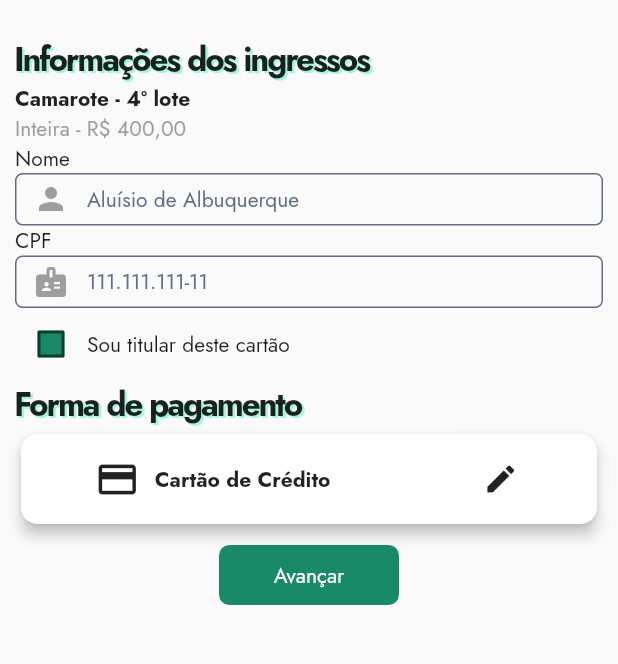
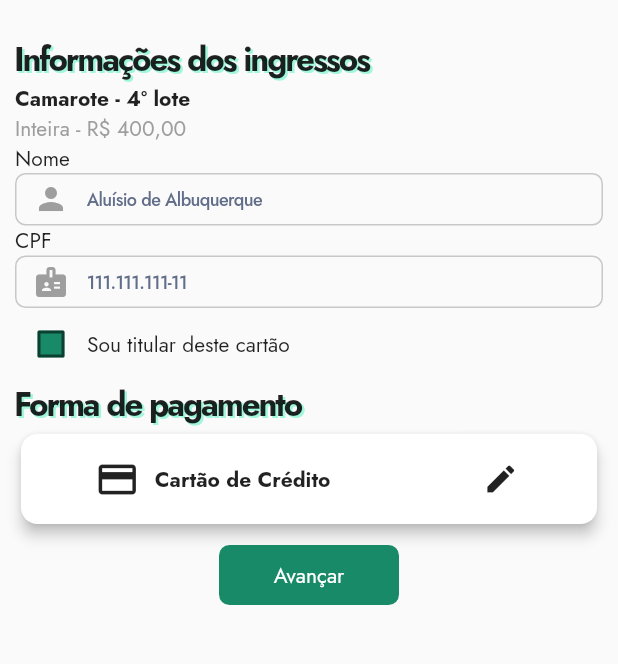
Before and after one commit to MatheusAGomes/dibs, a Flutter app: the InfoPedidoScreen screen opened directly, on a phone screen of 412 x 824 dp, the part 64-728 px from its top. Run offline on Flutter 3.47's test engine with Material 2 defaults, Android fonts, the phone set to English and light mode, and no system bars; drawn by our look-alikes of loader_overlay; our stand-ins replace animated_toggle_switch, dio, flutter_svg, fluttertoast, font_awesome_flutter, google_fonts and 6 more; missing offline and left inert: validatorless; accounts and stored records are empty; generated files the repository leaves out were written again; project files that could hold a hidden picture were left out.

Commit message:
layout finalizado em signin.dart; mudanças em bannerMeuIngresso.dart;

```diff
--- a/lib/private/anuncieIngressoScreen.dart
+++ b/lib/private/anuncieIngressoScreen.dart
@@ -152,7 +152,7 @@ class _AnuncieIngressoScreenState extends State<AnuncieIngressoScreen> {
                                       const EdgeInsets.symmetric(vertical: 10),
                                   child: BannerMeuIngresso(
                                     empresa: false,
-                                    anuncio: false,
+                                    anuncio: true,
                                     image: AssetImage(
                                         'assets/images/PericlesEx.png'),
                                     titulo: 'Patati e Patatá em Osasco',
--- a/lib/private/estruturaScreen.dart
+++ b/lib/private/estruturaScreen.dart
@@ -59,7 +59,7 @@ class _EstruturasScreenState extends State<EstruturasScreen> {
               topRight: Radius.circular(20),
             ),
             child: BottomNavigationBar(
-              selectedFontSize: 14,
+              selectedFontSize: 13,
               unselectedFontSize: 12,
               selectedLabelStyle: TextStyleService.bottomNavigationBar,
               unselectedLabelStyle: TextStyleService.bottomNavigationBar,
@@ -77,9 +77,9 @@ class _EstruturasScreenState extends State<EstruturasScreen> {
                     ),
                     label: 'Tela inicial'),
                 BottomNavigationBarItem(
-                  icon: Icon(FontAwesomeIcons.ticket,
+                  icon: Icon(FontAwesomeIcons.ticketSimple,
                     size: 20,),
-                  label: 'Ingresso',
+                  label: 'Ingressos',
                 ),
                 BottomNavigationBarItem(
                   icon: Icon(FontAwesomeIcons.dollarSign,
--- a/lib/private/infoPedidoScreen.dart
+++ b/lib/private/infoPedidoScreen.dart
@@ -54,7 +54,7 @@ class _InfoPedidoScreenState extends State<InfoPedidoScreen> {
               children: [
                 Text(
                   'Informações dos ingressos',
-                  style: TextStyleService.corSublinhada,
+                  style: TextStyleService.corSublinhadaMainScreen,
                 ),
                 Text('Camarote - 4° lote',
                     style: TextStyle(fontWeight: FontWeight.bold)),
@@ -130,7 +130,7 @@ class _InfoPedidoScreenState extends State<InfoPedidoScreen> {
                 ),
                 Text(
                   'Forma de pagamento',
-                  style: TextStyleService.corSublinhada,
+                  style: TextStyleService.corSublinhadaMainScreen,
                 ),
                 InkWell(
                   onTap: () {
--- a/lib/private/ingressosAnunciados.dart
+++ b/lib/private/ingressosAnunciados.dart
@@ -46,7 +46,7 @@ class _IngressosAnunciadosScreenState extends State<IngressosAnunciadosScreen> {
               crossAxisAlignment: CrossAxisAlignment.start,
               children: [
                 Text('Camarote - 4° Lote',
-                    style: TextStyleService.corSublinhada),
+                    style: TextStyleService.corSublinhadaMainScreen),
                 Divider(),
                 Column(
                     children: List.generate(2, (index) {
--- a/lib/private/mainEmpresa.dart
+++ b/lib/private/mainEmpresa.dart
@@ -183,7 +183,7 @@ class _MainEmpresaScreenState extends State<MainEmpresaScreen> {
                 child: Column(
               crossAxisAlignment: CrossAxisAlignment.start,
               children: [
-                Text('Olá,{Empresa}', style: TextStyleService.corSublinhada),
+                Text('Olá,{Empresa}', style: TextStyleService.corSublinhadaMainScreen),
                 SizedBox(
                   height: MediaQuery.of(context).size.height * 0.02,
                 ),
--- a/lib/private/mainScreen.dart
+++ b/lib/private/mainScreen.dart
@@ -213,7 +213,7 @@ class _MainScreenState extends State<MainScreen> {
                   Row(
                     children: [
                       Text('Eventos mais procurados',
-                          style: TextStyleService.corSublinhada),
+                          style: TextStyleService.corSublinhadaMainScreen),
                     ],
                   ),
                   SizedBox(
@@ -241,7 +241,7 @@ class _MainScreenState extends State<MainScreen> {
                     children: [
                       Text(
                         'Próximos a você',
-                        style: TextStyleService.corSublinhada,
+                        style: TextStyleService.corSublinhadaMainScreen,
                       ),
                     ],
                   ),
@@ -268,7 +268,7 @@ class _MainScreenState extends State<MainScreen> {
                     children: [
                       Text(
                         'Categorias',
-                        style: TextStyleService.corSublinhada,
+                        style: TextStyleService.corSublinhadaMainScreen,
                       ),
                     ],
                   ),
--- a/lib/private/resumoDaCompra.dart
+++ b/lib/private/resumoDaCompra.dart
@@ -50,7 +50,7 @@ class _ResumoDaCompraState extends State<ResumoDaCompra> {
               children: [
                 Text(
                   'Resumo da compra',
-                  style: TextStyleService.corSublinhada,
+                  style: TextStyleService.corSublinhadaMainScreen,
                 ),
                 Text('Ingressos',
                     style: TextStyle(fontWeight: FontWeight.bold)),
--- a/lib/public/auth/auth_screen.dart
+++ b/lib/public/auth/auth_screen.dart
@@ -38,9 +38,9 @@ class _AuthScreenState extends State<AuthScreen> {
           if (auth.estaAutenticado) {
             return SignInScreen();
           } else {
-           return EstruturasScreen();
-          //   return EstruturaEmpresa();
-            // return SignInScreen();
+           // return EstruturasScreen();
+           //  return EstruturaEmpresa();
+            return SignInScreen();
             //return SignUpScreen();
           }
         }
--- a/lib/shared/service/InputDecorationService.dart
+++ b/lib/shared/service/InputDecorationService.dart
@@ -21,25 +21,26 @@ class InputDecorationService {
         vertical: 0,
       ),
       hintStyle: TextStyle(color: ColorService.cinza),
+      // border: InputBorder.none,
       disabledBorder: OutlineInputBorder(
-        borderRadius: BorderRadius.circular(5),
-        borderSide: BorderSide(width: 1, color: ColorService.cinza),
+        borderRadius: BorderRadius.circular(7),
+        borderSide: BorderSide(width: 1, color: Color(0x33000000)),
       ),
       focusedErrorBorder: OutlineInputBorder(
-        borderRadius: BorderRadius.circular(5),
-        borderSide: BorderSide(width: 1, color: Colors.red),
+        borderRadius: BorderRadius.circular(7),
+        borderSide: BorderSide(width: 2, color: Color(0xFFFF3636)),
       ),
       errorBorder: OutlineInputBorder(
-        borderRadius: BorderRadius.circular(5),
-        borderSide: BorderSide(width: 1, color: Colors.red),
+        borderRadius: BorderRadius.circular(7),
+        borderSide: BorderSide(width: 2, color: Color(0xFFFF3636)),
       ),
       enabledBorder: OutlineInputBorder(
-        borderRadius: BorderRadius.circular(5),
-        borderSide: BorderSide(width: 1, color: ColorService.cinza),
+        borderRadius: BorderRadius.circular(7),
+        borderSide: BorderSide(width: 1, color: Color(0x33000000)),
       ),
       focusedBorder: OutlineInputBorder(
-        borderRadius: BorderRadius.circular(5),
-        borderSide: BorderSide(width: 1, color: ColorService.azul),
+        borderRadius: BorderRadius.circular(7),
+        borderSide: BorderSide(width: 1, color: Color(0x80000000)),
       ),
     );
   }
--- a/lib/shared/service/colorService.dart
+++ b/lib/shared/service/colorService.dart
@@ -2,9 +2,11 @@ import 'dart:ui';
 
 class ColorService {
   static Color verde = const Color(0xFF198A68);
+  static Color vermelho = const Color(0xFFCC1E1E);
   static Color cinza = const Color(0xFF616D89);
   static Color warning = const Color(0xFFF77E17);
   static Color azul = const Color(0xFF00216D);
   static Color dourado =  const Color(0xFFD1AC66);
+  static Color cinzaBannerIngresso = Color(0x8A000000);
 
 }
--- a/lib/shared/service/textStyle.dart
+++ b/lib/shared/service/textStyle.dart
@@ -15,7 +15,81 @@ class TextStyleService {
       )
   );
 
-  static TextStyle corSublinhada = GoogleFonts.jost(
+  static TextStyle defaultTextField = GoogleFonts.jost(
+      textStyle: const TextStyle(
+        fontWeight: FontWeight.w500,
+        letterSpacing: -0.41,
+        fontSize: 12
+      )
+  );
+
+  static TextStyle defaultSignIn = GoogleFonts.jost(
+      textStyle: const TextStyle(
+          fontWeight: FontWeight.w500,
+          letterSpacing: -0.41,
+          fontSize: 17,
+          height: 1
+      )
+  );
+
+  static TextStyle greenSignIn = GoogleFonts.jost(
+      textStyle: const TextStyle(
+          fontWeight: FontWeight.w500,
+          letterSpacing: -0.41,
+          fontSize: 17,
+          height: 1,
+          color: Color(0xFF198A68),
+          decoration: TextDecoration.underline
+      )
+  );
+
+  static TextStyle labelSignIn = GoogleFonts.jost(
+      textStyle: const TextStyle(
+          fontWeight: FontWeight.w600,
+          letterSpacing: -0.41,
+          fontSize: 15,
+      )
+  );
+
+  static TextStyle defaultButton = GoogleFonts.jost(
+      textStyle: const TextStyle(
+        fontWeight: FontWeight.w700,
+        letterSpacing: -0.41,
+        fontSize: 16,
+        color: Color(0xFFFFFFFF),
+        shadows: <Shadow>[
+            Shadow(
+              offset: Offset(2, 2),
+              color: Color(0x1A000000),
+              blurRadius: 1
+            )
+        ]
+      )
+  );
+
+  static TextStyle corSublinhadaSignIn = GoogleFonts.jost(
+      textStyle: const TextStyle(
+          fontWeight: FontWeight.w700,
+          fontSize: 50,
+          color: Color(0xFF000000),
+          letterSpacing: -1.41,
+          height: 1,
+          shadows: <Shadow>[
+            Shadow(
+                offset: Offset(1.5, 1.5),
+                color: Color.fromRGBO(126, 244, 209, 0.72))
+          ]));
+
+  static TextStyle mediumSpacing141 = GoogleFonts.jost(
+      textStyle: const TextStyle(
+          fontWeight: FontWeight.w500,
+          fontSize: 17,
+          letterSpacing: -1.41,
+          height: 1,
+          color: Color(0xFF000000),
+      ));
+
+  static TextStyle corSublinhadaMainScreen = GoogleFonts.jost(
       textStyle: const TextStyle(
           fontWeight: FontWeight.w700,
           fontSize: 22,
--- a/lib/widget/textfieldpadrao.dart
+++ b/lib/widget/textfieldpadrao.dart
@@ -1,3 +1,4 @@
+import 'package:dibs/shared/service/textStyle.dart';
 import 'package:flutter/material.dart';
 import 'package:flutter/services.dart';
 
@@ -24,6 +25,7 @@ class TextFieldPadrao extends StatefulWidget {
   final int? maxlength;
   final bool? enable;
   List<TextInputFormatter>? inputFormatter;
+
   TextFieldPadrao({
     this.textFormFildKey,
     this.hintText,
@@ -32,7 +34,7 @@ class TextFieldPadrao extends StatefulWidget {
     this.keyboardtype = TextInputType.text,
     this.hideTextfild = false,
     required this.click,
-    this.fontSize = 14,
+    this.fontSize = 10,
     this.validator,
     this.controller,
     this.onchange,
@@ -69,7 +71,7 @@ class _TextFieldPadraoState extends State<TextFieldPadrao> {
       },
       obscureText: widget.hideTextfild,
       keyboardType: widget.keyboardtype,
-      style: TextStyle(fontSize: widget.fontSize),
+      style: TextStyleService.defaultTextField,
       cursorColor: Colors.grey,
       decoration: InputDecorationService(
               prefixIcon: widget.prefixIcon, hint: widget.hintText)
--- a/pubspec.yaml
+++ b/pubspec.yaml
@@ -54,6 +54,7 @@ dependencies:
   animated_toggle_switch: ^0.7.0
   qr_flutter: ^4.0.0
   percent_indicator: ^4.2.3
+  flutter_svg: ^2.0.5
 
 dev_dependencies:
   flutter_test:
```
Also changed, not shown: lib/public/auth/signin.dart (+46 -52 lines), lib/widget/bannerMeuIngresso.dart (+6 -2 lines), lib/widget/bannerNewMeuIngresso.dart (+25 -2 lines), lib/widget/modalPerfil.dart (+3 -42 lines), assets/images/logoDibs.svg (added), assets/images/signinBackground.jpg (added), pubspec.lock.
